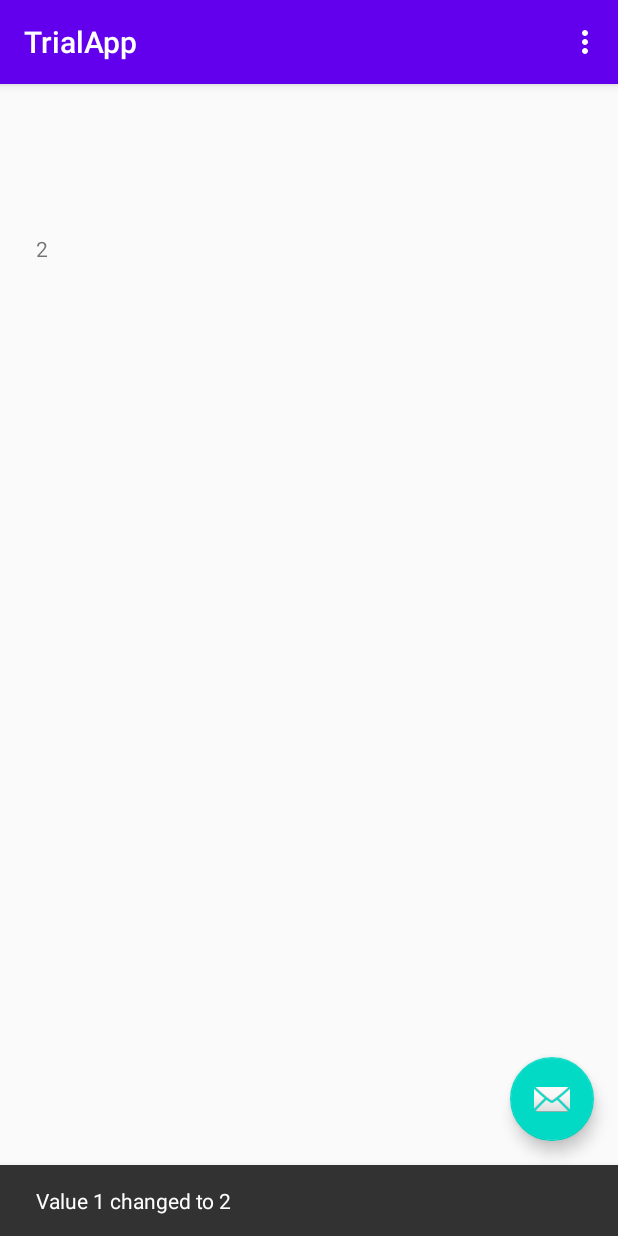
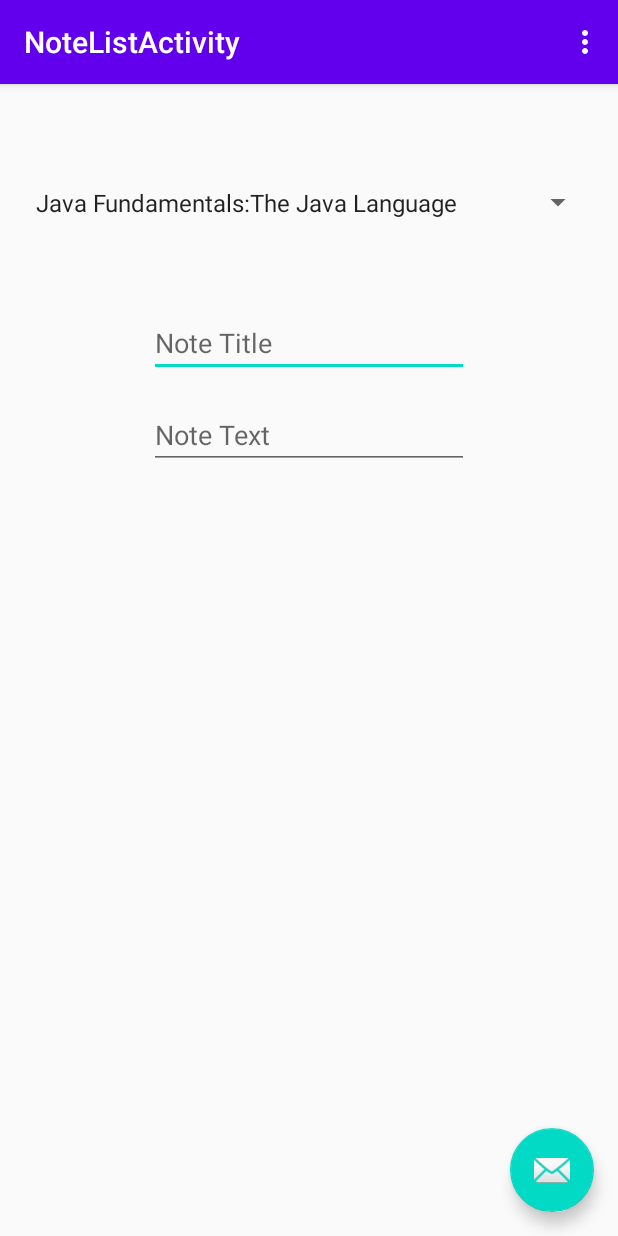
Before and after one commit to StanMandela/GADS2022_Android, an Android app: the screen it shows after launch (MainActivity), after a tap on an icon or button, on a phone screen of 412 x 824 dp. Run offline under Robolectric (Android 15) with nearby library versions, the phone set to English and light mode, and no system bars.

Commit message:
progress on this app

```diff
--- a/app/build.gradle
+++ b/app/build.gradle
@@ -49,4 +49,5 @@ dependencies {
     testImplementation 'junit:junit:4.12'
     androidTestImplementation 'androidx.test.ext:junit:1.1.3'
     androidTestImplementation 'androidx.test.espresso:espresso-core:3.4.0'
+    implementation 'com.android.support.constraint:constraint-layout:1.1.3'
 }
--- /dev/null
+++ b/app/src/main/java/com/example/trialapp/Constants.kt
@@ -0,0 +1,4 @@
+package com.example.trialapp
+
+const val   EXTRA_NOTE_POSITION ="EXTRA_NOTE_POSITION"
+const val   POSITION_IS_NOT_SET = 1
--- /dev/null
+++ b/app/src/main/java/com/example/trialapp/DataManager.kt
@@ -0,0 +1,26 @@
+package com.example.trialapp
+
+import java.util.*
+
+object DataManager {
+    val courses = HashMap<String,CourseInfo>()
+    val notes = ArrayList<NoteInfo>()
+    //initializer block
+    init {
+        initializeCourses()
+
+    }
+
+    private fun initializeCourses(){
+        var course =CourseInfo("android_intents","Android Programing with Intents")
+        courses.set(course.courseId,course)
+         course =CourseInfo("android_async","Android Async Programing and Services")
+        courses.set(course.courseId,course)
+        course =CourseInfo(title = "Java Fundamentals:The Java Language",courseId="java_lang")
+        courses.set(course.courseId,course)
+        course =CourseInfo(courseId="java_core",title = "Java Fundamentals: The Core Platform")
+        courses.set(course.courseId,course)
+
+
+    }
+}
--- a/app/src/main/java/com/example/trialapp/MainActivity.kt
+++ b/app/src/main/java/com/example/trialapp/MainActivity.kt
@@ -5,27 +5,36 @@ import com.google.android.material.snackbar.Snackbar
 import androidx.appcompat.app.AppCompatActivity
 import android.view.Menu
 import android.view.MenuItem
+import android.widget.ArrayAdapter
 import androidx.core.view.accessibility.AccessibilityEventCompat.setAction
 
 import kotlinx.android.synthetic.main.activity_main.*
 import kotlinx.android.synthetic.main.content_main.*
 
 class MainActivity : AppCompatActivity() {
-
+        private var notePosition= POSITION_IS_NOT_SET
     override fun onCreate(savedInstanceState: Bundle?) {
         super.onCreate(savedInstanceState)
         setContentView(R.layout.activity_main)
         setSupportActionBar(toolbar)
 
-        fab.setOnClickListener { view ->
-            val originValue = textDisplayValue.text.toString().toInt()
-            val newValue = originValue +1
-            textDisplayValue.text = newValue.toString()
+//        val dm = DataManager()
+        val adapterCourses = ArrayAdapter<CourseInfo>(this,
+                android.R.layout.simple_spinner_item, DataManager.courses.values.toList())
+        adapterCourses.setDropDownViewResource(android.R.layout.simple_spinner_dropdown_item)
+        spinnerCourses.adapter= adapterCourses
 
+        notePosition= intent.getIntExtra(EXTRA_NOTE_POSITION, POSITION_IS_NOT_SET)
+        if(notePosition != POSITION_IS_NOT_SET)
+            displayNote()
+    }
 
-            Snackbar.make(view, "Value $originValue changed to $newValue", Snackbar.LENGTH_LONG)
-                    .setAction("Action", null).show()
-        }
+    private fun displayNote() {
+        val note = DataManager.notes[notePosition]
+        textNoteTitle.setText(note.title)
+        textNoteText.setText(note.text)
+        val courseProduct= DataManager.courses.values.indexOf(note.course)
+        spinnerCourses.setSelection(courseProduct)
     }
 
     override fun onCreateOptionsMenu(menu: Menu): Boolean {
--- /dev/null
+++ b/app/src/main/java/com/example/trialapp/NoteKeeper.kt
@@ -0,0 +1,9 @@
+package com.example.trialapp
+
+data class CourseInfo(val courseId: String,val title: String) {
+    override fun toString(): String {
+        return title
+    }
+}
+
+data class NoteInfo(var course: CourseInfo, var title: String, var text: String)
--- /dev/null
+++ b/app/src/main/java/com/example/trialapp/NoteListActivity.kt
@@ -0,0 +1,37 @@
+package com.example.trialapp
+
+import android.content.Intent
+import android.os.Bundle
+import android.view.View
+import android.widget.ArrayAdapter
+import android.widget.ListView
+import com.google.android.material.snackbar.Snackbar
+import androidx.appcompat.app.AppCompatActivity
+import kotlinx.android.synthetic.main.activity_main.*
+
+import kotlinx.android.synthetic.main.content_note_list.*
+
+class NoteListActivity : AppCompatActivity() {
+
+    override fun onCreate(savedInstanceState: Bundle?) {
+        super.onCreate(savedInstanceState)
+        setContentView(R.layout.activity_note_list)
+        setSupportActionBar(toolbar)
+
+        fab.setOnClickListener { view ->
+            val activityIntent = Intent(this, MainActivity::class.java)
+            startActivity(activityIntent)
+        }
+
+        list_notes.adapter= ArrayAdapter(this,
+            android.R.layout.simple_list_item_1,
+            DataManager.notes
+        )
+        list_notes.setOnItemClickListener{parent,view,position,id->
+            val activityIntent = Intent(this, MainActivity::class.java)
+            activityIntent.putExtra(EXTRA_NOTE_POSITION,position)
+            startActivity(activityIntent)
+        }
+    }
+
+}
--- /dev/null
+++ b/app/src/main/res/drawable/ic_add_circle_outline_white_24dp.xml
@@ -0,0 +1,5 @@
+<vector android:height="24dp" android:tint="#FFFFFF"
+    android:viewportHeight="24.0" android:viewportWidth="24.0"
+    android:width="24dp" xmlns:android="http://schemas.android.com/apk/res/android">
+    <path android:fillColor="#FF000000" android:pathData="M13,7h-2v4L7,11v2h4v4h2v-4h4v-2h-4L13,7zM12,2C6.48,2 2,6.48 2,12s4.48,10 10,10 10,-4.48 10,-10S17.52,2 12,2zM12,20c-4.41,0 -8,-3.59 -8,-8s3.59,-8 8,-8 8,3.59 8,8 -3.59,8 -8,8z"/>
+</vector>
--- a/app/src/main/res/layout/content_main.xml
+++ b/app/src/main/res/layout/content_main.xml
@@ -6,15 +6,41 @@
     android:layout_height="match_parent"
     app:layout_behavior="@string/appbar_scrolling_view_behavior">
 
-    <TextView
-        android:id="@+id/textDisplayValue"
+    <Spinner
+        android:id="@+id/spinnerCourses"
         android:layout_width="0dp"
-        android:layout_height="0dp"
-        android:layout_marginStart="24dp"
-        android:layout_marginTop="100dp"
-        android:text="1"
-        app:layout_constraintBottom_toBottomOf="parent"
+        android:layout_height="110dp"
+        android:layout_marginStart="16dp"
+        android:layout_marginTop="24dp"
+        android:layout_marginEnd="16dp"
         app:layout_constraintEnd_toEndOf="parent"
         app:layout_constraintStart_toStartOf="parent"
         app:layout_constraintTop_toTopOf="parent" />
+
+    <EditText
+        android:id="@+id/textNoteTitle"
+        android:layout_width="wrap_content"
+        android:layout_height="wrap_content"
+        android:layout_marginTop="16dp"
+        android:ems="10"
+        android:gravity="start|top"
+        android:hint="Note Title"
+        android:inputType="textMultiLine"
+        app:layout_constraintEnd_toEndOf="@id/spinnerCourses"
+        app:layout_constraintStart_toStartOf="@+id/spinnerCourses"
+        app:layout_constraintTop_toBottomOf="@id/spinnerCourses" />
+
+    <EditText
+        android:id="@+id/textNoteText"
+        android:layout_width="wrap_content"
+        android:layout_height="wrap_content"
+        android:layout_marginTop="16dp"
+        android:ems="10"
+        android:gravity="start|top"
+        android:hint="Note Text"
+        android:inputType="textMultiLine"
+        app:layout_constraintEnd_toEndOf="@id/spinnerCourses"
+        app:layout_constraintStart_toStartOf="@+id/spinnerCourses"
+        app:layout_constraintTop_toBottomOf="@id/textNoteTitle" />
+
 </androidx.constraintlayout.widget.ConstraintLayout>
--- a/app/src/main/res/values/strings.xml
+++ b/app/src/main/res/values/strings.xml
@@ -1,5 +1,5 @@
 <resources>
-    <string name="app_name">TrialApp</string>
+    <string name="app_name">NoteListActivity</string>
     <string name="action_settings">Settings</string>
     <!-- Strings used for fragments for navigation -->
     <string name="first_fragment_label">First Fragment</string>
@@ -9,4 +9,5 @@
 
     <string name="hello_first_fragment">Hello first fragment</string>
     <string name="hello_second_fragment">Hello second fragment. Arg: %1$s</string>
+    <string name="title_activity_note_list">NoteKeeper</string>
 </resources>
```
Also changed, not shown: app/src/main/AndroidManifest.xml (+7 -2 lines), app/src/main/res/layout/activity_note_list.xml (added, +33 -0 lines), app/src/main/res/layout/content_note_list.xml (added, +20 -0 lines), app/src/main/res/layout/fragment_first2.xml (added, +28 -0 lines), app/src/main/res/layout/fragment_second2.xml (added, +27 -0 lines), app/src/main/res/layout/trial_layout.xml (added, +17 -0 lines), app/src/main/res/navigation/nav_graph2.xml (added, +28 -0 lines).
